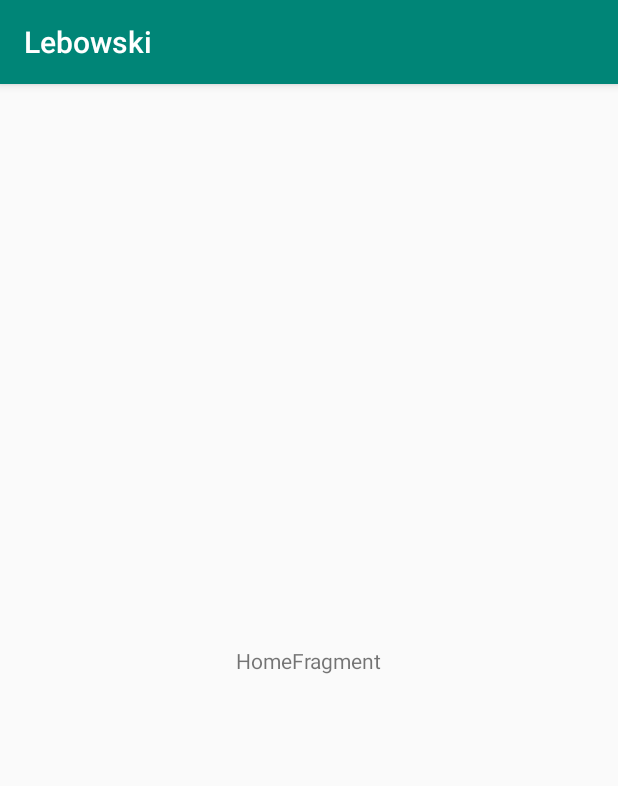
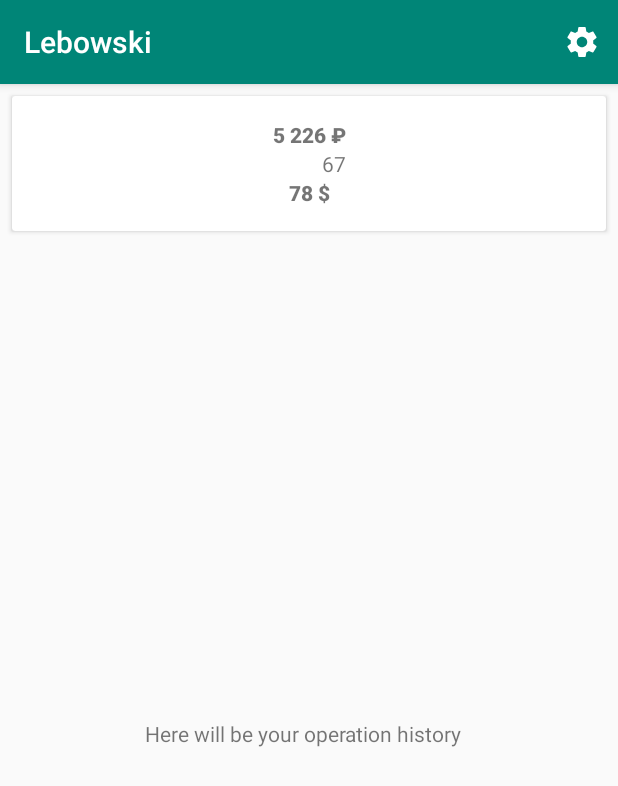
Before and after one commit to iliailemkov/Lebowski, an Android app: the screen it shows after launch (MainActivity), on a phone screen of 412 x 824 dp. Shown: the top 786 px of the screen. Run offline under Robolectric (Android 15) with nearby library versions, the phone set to English and light mode, and no system bars; our stand-ins replace data binding.

Commit message:
Display current balance at home screen (#4)
* add binding library

* add two balances

* add card with balance

* linting

```diff
--- a/app/build.gradle
+++ b/app/build.gradle
@@ -21,6 +21,9 @@ android {
             proguardFiles getDefaultProguardFile('proguard-android-optimize.txt'), 'proguard-rules.pro'
         }
     }
+    dataBinding {
+        enabled = true
+    }
 }
 
 dependencies {
@@ -32,6 +35,7 @@ dependencies {
 
 
     implementation 'androidx.appcompat:appcompat:1.0.0-beta01'
+    implementation 'androidx.cardview:cardview:1.0.0-beta01'
     implementation 'androidx.constraintlayout:constraintlayout:1.1.2'
     implementation 'androidx.lifecycle:lifecycle-extensions:2.0.0-beta01'
 
--- a/app/src/main/java/com/yury/lebowski/ui/home/HomeFragment.kt
+++ b/app/src/main/java/com/yury/lebowski/ui/home/HomeFragment.kt
@@ -1,12 +1,13 @@
 package com.yury.lebowski.ui.home
 
+import android.os.Bundle
+import android.view.*
+import androidx.databinding.DataBindingUtil
+import androidx.fragment.app.Fragment
 import androidx.lifecycle.ViewModelProviders
-import android.os.Bundle
-import androidx.fragment.app.Fragment
-import android.view.LayoutInflater
-import android.view.View
-import android.view.ViewGroup
 import com.yury.lebowski.R
+import com.yury.lebowski.databinding.HomeFragmentBinding
+
 
 class HomeFragment : Fragment() {
 
@@ -21,10 +22,24 @@ class HomeFragment : Fragment() {
         return inflater.inflate(R.layout.home_fragment, container, false)
     }
 
+    override fun onCreate(savedInstanceState: Bundle?) {
+        super.onCreate(savedInstanceState)
+        setHasOptionsMenu(true)
+    }
+
+    override fun onCreateOptionsMenu(menu: Menu, inflater: MenuInflater) {
+        inflater.inflate(R.menu.menu_items, menu)
+        super.onCreateOptionsMenu(menu, inflater)
+    }
+
     override fun onActivityCreated(savedInstanceState: Bundle?) {
         super.onActivityCreated(savedInstanceState)
         viewModel = ViewModelProviders.of(this).get(HomeViewModel::class.java)
-        // TODO: Use the ViewModel
+
+        val binding : HomeFragmentBinding = DataBindingUtil.setContentView(activity!!, R.layout.home_fragment) //DataBindingUtil.setContentView(this, R.layout.main_fragment)
+        binding.viewmodel = viewModel
+        binding.executePendingBindings()
+        binding.setLifecycleOwner(this)
     }
 
 }
--- a/app/src/main/java/com/yury/lebowski/ui/home/HomeViewModel.kt
+++ b/app/src/main/java/com/yury/lebowski/ui/home/HomeViewModel.kt
@@ -1,7 +1,17 @@
 package com.yury.lebowski.ui.home
 
+import androidx.lifecycle.MutableLiveData
 import androidx.lifecycle.ViewModel
 
 class HomeViewModel : ViewModel() {
-    // TODO: Implement the ViewModel
+    var balanceMain = MutableLiveData<String>()
+    var balanceSecondary = MutableLiveData<String>()
+    var currency = MutableLiveData<String>()
+
+
+    init {
+        balanceMain.value = "5 226 \u20BD"
+        balanceSecondary.value = "78 $"
+        currency.value = "67"
+    }
 }
--- /dev/null
+++ b/app/src/main/res/drawable/ic_settings_24dp.xml
@@ -0,0 +1,5 @@
+<vector android:height="24dp" android:tint="#FFFFFF"
+    android:viewportHeight="24.0" android:viewportWidth="24.0"
+    android:width="24dp" xmlns:android="http://schemas.android.com/apk/res/android">
+    <path android:fillColor="#FF000000" android:pathData="M19.43,12.98c0.04,-0.32 0.07,-0.64 0.07,-0.98s-0.03,-0.66 -0.07,-0.98l2.11,-1.65c0.19,-0.15 0.24,-0.42 0.12,-0.64l-2,-3.46c-0.12,-0.22 -0.39,-0.3 -0.61,-0.22l-2.49,1c-0.52,-0.4 -1.08,-0.73 -1.69,-0.98l-0.38,-2.65C14.46,2.18 14.25,2 14,2h-4c-0.25,0 -0.46,0.18 -0.49,0.42l-0.38,2.65c-0.61,0.25 -1.17,0.59 -1.69,0.98l-2.49,-1c-0.23,-0.09 -0.49,0 -0.61,0.22l-2,3.46c-0.13,0.22 -0.07,0.49 0.12,0.64l2.11,1.65c-0.04,0.32 -0.07,0.65 -0.07,0.98s0.03,0.66 0.07,0.98l-2.11,1.65c-0.19,0.15 -0.24,0.42 -0.12,0.64l2,3.46c0.12,0.22 0.39,0.3 0.61,0.22l2.49,-1c0.52,0.4 1.08,0.73 1.69,0.98l0.38,2.65c0.03,0.24 0.24,0.42 0.49,0.42h4c0.25,0 0.46,-0.18 0.49,-0.42l0.38,-2.65c0.61,-0.25 1.17,-0.59 1.69,-0.98l2.49,1c0.23,0.09 0.49,0 0.61,-0.22l2,-3.46c0.12,-0.22 0.07,-0.49 -0.12,-0.64l-2.11,-1.65zM12,15.5c-1.93,0 -3.5,-1.57 -3.5,-3.5s1.57,-3.5 3.5,-3.5 3.5,1.57 3.5,3.5 -1.57,3.5 -3.5,3.5z"/>
+</vector>
--- a/app/src/main/res/layout/home_fragment.xml
+++ b/app/src/main/res/layout/home_fragment.xml
@@ -1,20 +1,86 @@
 <?xml version="1.0" encoding="utf-8"?>
-<androidx.constraintlayout.widget.ConstraintLayout xmlns:android="http://schemas.android.com/apk/res/android"
+
+<layout xmlns:android="http://schemas.android.com/apk/res/android"
     xmlns:app="http://schemas.android.com/apk/res-auto"
-    xmlns:tools="http://schemas.android.com/tools"
-    android:id="@+id/home"
+    xmlns:tools="http://schemas.android.com/tools">
+
+    <data>
+
+        <variable
+            name="viewmodel"
+            type="com.yury.lebowski.ui.home.HomeViewModel" />
+    </data>
+
+    <androidx.constraintlayout.widget.ConstraintLayout
         android:layout_width="match_parent"
         android:layout_height="match_parent"
         tools:context=".ui.home.HomeFragment">
 
+        <androidx.cardview.widget.CardView
+            android:id="@+id/card_balance"
+            android:layout_width="match_parent"
+            android:layout_height="wrap_content"
+            android:layout_marginStart="8dp"
+            android:layout_marginTop="8dp"
+            android:layout_marginEnd="8dp"
+            app:layout_constraintEnd_toEndOf="parent"
+            app:layout_constraintStart_toStartOf="parent"
+            app:layout_constraintTop_toTopOf="parent">
+
+            <androidx.constraintlayout.widget.ConstraintLayout
+                android:layout_width="match_parent"
+                android:layout_height="match_parent">
+
                 <TextView
-        android:id="@+id/message"
+                    android:id="@+id/balance_main"
                     android:layout_width="wrap_content"
                     android:layout_height="wrap_content"
-        android:text="HomeFragment"
+                    android:layout_marginTop="16dp"
+                    android:fontFamily="sans-serif-black"
+                    android:text="@{viewmodel.balanceMain}"
+                    app:layout_constraintEnd_toEndOf="parent"
+                    app:layout_constraintStart_toStartOf="parent"
+                    app:layout_constraintTop_toTopOf="parent"
+                    tools:text="main" />
+
+                <TextView
+                    android:id="@+id/currency"
+                    android:layout_width="wrap_content"
+                    android:layout_height="wrap_content"
+                    android:text="@{viewmodel.currency}"
+                    app:layout_constraintBottom_toBottomOf="parent"
+                    app:layout_constraintEnd_toEndOf="@id/balance_main"
+                    app:layout_constraintTop_toBottomOf="@id/balance_main"
+                    app:layout_constraintTop_toTopOf="parent"
+                    tools:text="currency" />
+
+                <TextView
+                    android:id="@+id/balance_secondary"
+                    android:layout_width="wrap_content"
+                    android:layout_height="wrap_content"
+                    android:layout_marginBottom="16dp"
+                    android:fontFamily="sans-serif-black"
+                    android:text="@{viewmodel.balanceSecondary}"
                     app:layout_constraintBottom_toBottomOf="parent"
                     app:layout_constraintEnd_toEndOf="parent"
                     app:layout_constraintStart_toStartOf="parent"
-        app:layout_constraintTop_toTopOf="parent" />
+                    app:layout_constraintTop_toBottomOf="@id/currency"
+                    tools:text="secondary" />
 
             </androidx.constraintlayout.widget.ConstraintLayout>
+
+        </androidx.cardview.widget.CardView>
+
+        <TextView
+            android:id="@+id/textView"
+            android:layout_width="wrap_content"
+            android:layout_height="wrap_content"
+            android:text="@string/future_operations"
+            app:layout_constraintBottom_toBottomOf="parent"
+            app:layout_constraintEnd_toEndOf="@+id/card_balance"
+            app:layout_constraintStart_toStartOf="parent"
+            app:layout_constraintTop_toBottomOf="@+id/card_balance" />
+
+
+    </androidx.constraintlayout.widget.ConstraintLayout>
+</layout>
--- /dev/null
+++ b/app/src/main/res/menu/menu_items.xml
@@ -0,0 +1,11 @@
+<?xml version="1.0" encoding="utf-8"?>
+<menu xmlns:android="http://schemas.android.com/apk/res/android"
+    xmlns:compat="http://schemas.android.com/apk/res-auto"
+    xmlns:tools="http://schemas.android.com/tools">
+    <item
+        android:id="@+id/settings_item"
+        android:title="@string/settings"
+        android:icon="@drawable/ic_settings_24dp"
+        compat:showAsAction="always"
+        tools:ignore="AppCompatResource"/>
+</menu>
--- a/app/src/main/res/values/strings.xml
+++ b/app/src/main/res/values/strings.xml
@@ -1,3 +1,5 @@
 <resources>
     <string name="app_name">Lebowski</string>
+    <string name="future_operations">Here will be your operation history</string>
+    <string name="settings">Settings</string>
 </resources>
--- a/gradle.properties
+++ b/gradle.properties
@@ -17,3 +17,5 @@ org.gradle.jvmargs=-Xmx1536m
 android.useAndroidX=true
 # Automatically convert third-party libraries to use AndroidX
 android.enableJetifier=true
+
+android.databinding.enableV2=true
```
Lines whose indentation alone changed are shown as unchanged.
